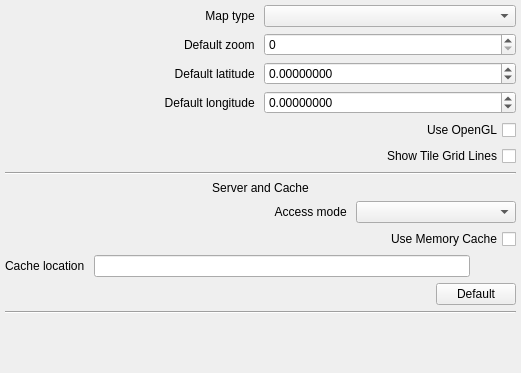
This is ground/src/plugins/opmap/opmapgadgetoptionspage.ui in openpilot/OpenPilot as Qt 5 draws it before an edit. The edited form follows.
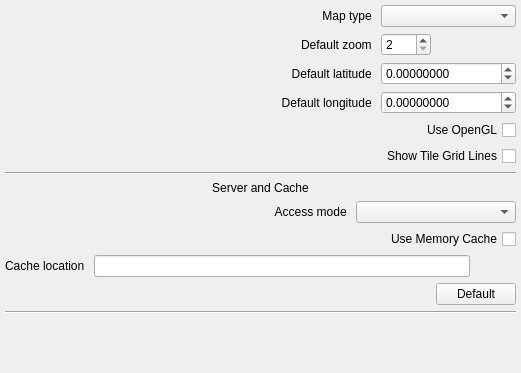
This is the edited form. Icons and pictures are not drawn.

Commit message: Fixed new map tooltips. 'Maybe' fixed the 'find place' combobox border colour problem on the new map plug-in. Mouse context menu now only pops up when user clicks within map area on the new map plug-in.

```diff
--- a/ground/src/plugins/opmap/opmapgadgetoptionspage.ui
+++ b/ground/src/plugins/opmap/opmapgadgetoptionspage.ui
@@ -24,7 +24,7 @@
     <number>5</number>
    </property>
    <item row="1" column="0">
-    <layout class="QGridLayout" name="gridLayout_3">
+    <layout class="QGridLayout" name="gridLayout_3" rowstretch="0,0,0,0,0,0,0">
      <item row="4" column="2">
       <widget class="QLabel" name="label_4">
        <property name="text">
@@ -37,6 +37,15 @@
      </item>
      <item row="4" column="3">
       <widget class="QDoubleSpinBox" name="longitudeSpinBox">
+       <property name="minimumSize">
+        <size>
+         <width>120</width>
+         <height>0</height>
+        </size>
+       </property>
+       <property name="frame">
+        <bool>true</bool>
+       </property>
        <property name="decimals">
         <number>8</number>
        </property>
@@ -63,6 +72,15 @@
      </item>
      <item row="2" column="3">
       <widget class="QDoubleSpinBox" name="latitudeSpinBox">
+       <property name="minimumSize">
+        <size>
+         <width>120</width>
+         <height>0</height>
+        </size>
+       </property>
+       <property name="frame">
+        <bool>true</bool>
+       </property>
        <property name="decimals">
         <number>8</number>
        </property>
@@ -86,6 +104,18 @@
      </item>
      <item row="1" column="3">
       <widget class="QSpinBox" name="zoomSpinBox">
+       <property name="maximumSize">
+        <size>
+         <width>50</width>
+         <height>16777215</height>
+        </size>
+       </property>
+       <property name="frame">
+        <bool>true</bool>
+       </property>
+       <property name="minimum">
+        <number>2</number>
+       </property>
        <property name="maximum">
         <number>18</number>
        </property>
@@ -106,6 +136,12 @@
        <property name="cursor">
         <cursorShape>OpenHandCursor</cursorShape>
        </property>
+       <property name="maxVisibleItems">
+        <number>15</number>
+       </property>
+       <property name="frame">
+        <bool>true</bool>
+       </property>
       </widget>
      </item>
      <item row="0" column="2">
@@ -134,6 +170,19 @@
        </property>
       </widget>
      </item>
+     <item row="2" column="0">
+      <spacer name="horizontalSpacer_4">
+       <property name="orientation">
+        <enum>Qt::Horizontal</enum>
+       </property>
+       <property name="sizeHint" stdset="0">
+        <size>
+         <width>40</width>
+         <height>20</height>
+        </size>
+       </property>
+      </spacer>
+     </item>
     </layout>
    </item>
    <item row="10" column="0">
```
Left out of the diff: 6 changed lines with no effect on the pictures. The commit also changes 6 other files.
